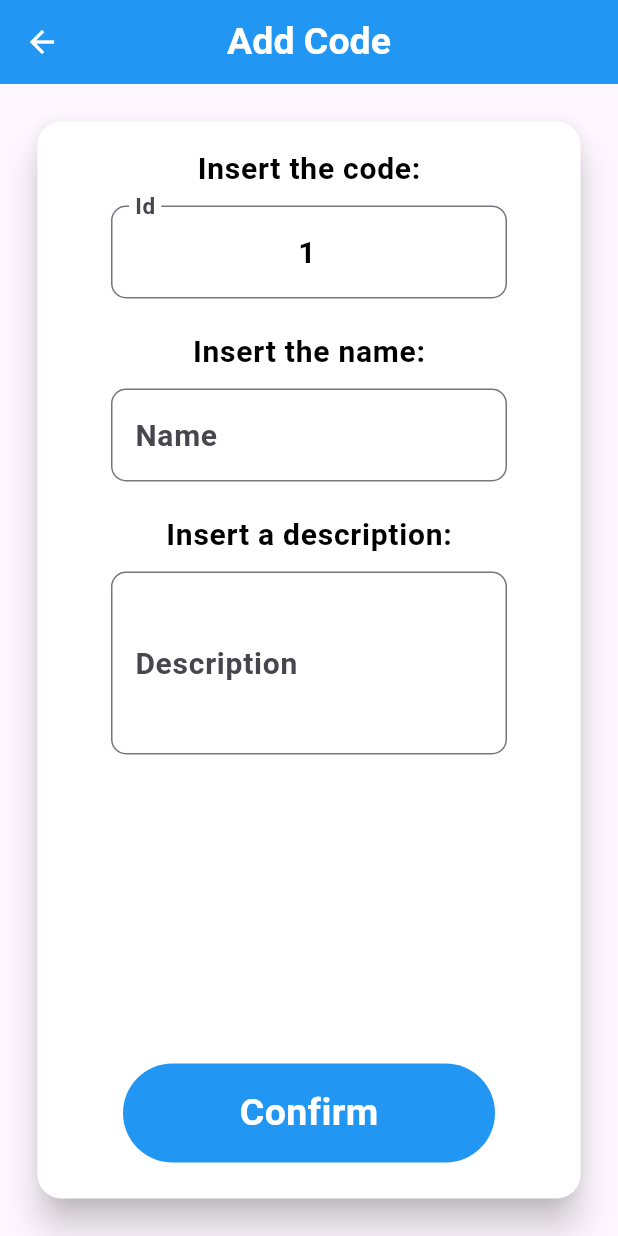
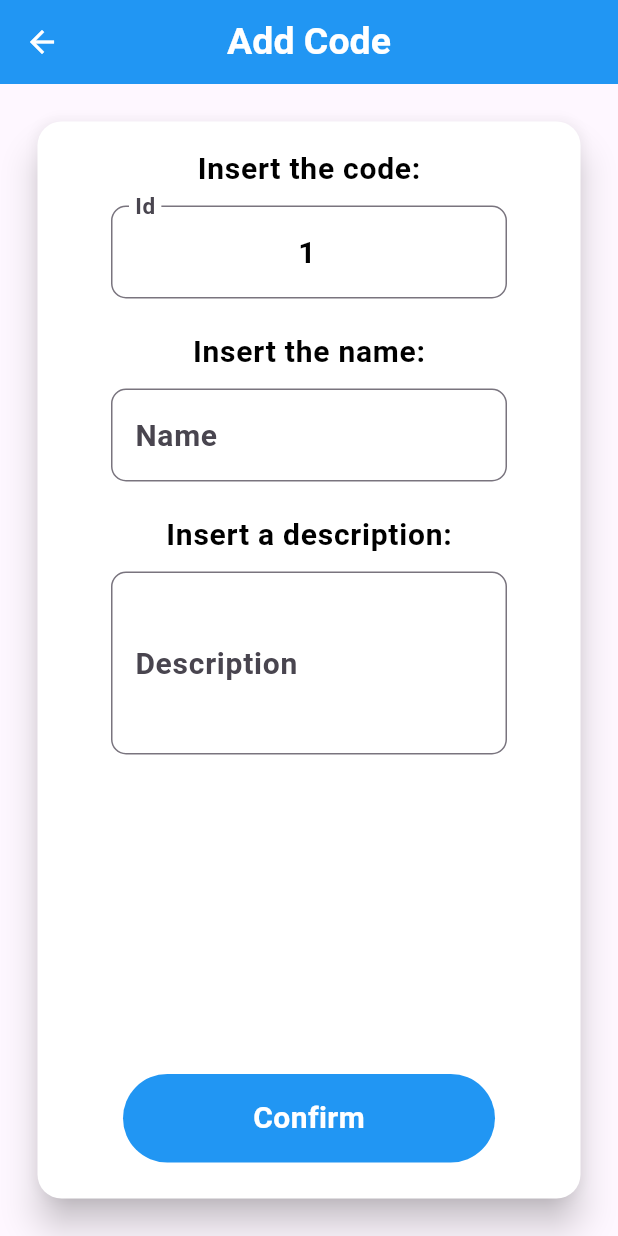
Before and after one commit to Mattia-Sacchi/CasaFruit-ScalesCodes, a Flutter app: the AddScreen screen opened directly, on a phone screen of 412 x 824 dp. Run offline on Flutter 3.47's test engine with Material 3 defaults, Android fonts, the phone set to English and light mode, and no system bars; our stand-ins replace file_picker, share_plus, sqflite; accounts and stored records are empty; network calls fail.

Commit message:
Bug fixes

```diff
--- a/lib/objects/utils.dart
+++ b/lib/objects/utils.dart
@@ -24,6 +24,7 @@ void failedAlert(BuildContext context,String text) {
 Widget buildSearchPage(BuildContext context, List<ScaleCode> scList)
 {
   return ListView.separated(
+    padding: const EdgeInsets.symmetric(vertical: 10, horizontal: 20),
     separatorBuilder: (context, index) {
       return const SizedBox(height: 20,);
     },
--- a/lib/screens/manage_screen.dart
+++ b/lib/screens/manage_screen.dart
@@ -4,7 +4,6 @@ import 'package:casa_fruit_scale_codes/screens/add_screen.dart';
 import 'package:casa_fruit_scale_codes/screens/edit_screen.dart';
 import 'package:casa_fruit_scale_codes/singletons/database.dart';
 import 'package:flutter/material.dart';
-
 import '../widgets/autocomplete_text_field.dart';
 import '../widgets/default_material_button.dart';
 
--- a/lib/widgets/default_material_button.dart
+++ b/lib/widgets/default_material_button.dart
@@ -42,7 +42,7 @@ class DefaultMaterialButton extends StatelessWidget {
                   text,
                   style: const TextStyle(
                       color: Colors.white,
-                      fontSize: 25,
+                      fontSize: 20,
                       fontWeight: FontWeight.bold),
                 ),
               ],
--- a/lib/widgets/search_delegate.dart
+++ b/lib/widgets/search_delegate.dart
@@ -41,7 +41,7 @@ class CodesSearchDelegate extends SearchDelegate {
   }
 
   @override
-  InputDecorationTheme get searchFieldDecorationTheme => InputDecorationTheme(
+  InputDecorationTheme get searchFieldDecorationTheme => const InputDecorationTheme(
     hintStyle: TextStyle(color: Colors.grey),
 
     border: InputBorder.none,
```
Also changed, not shown: lib/screens/search_screen.dart (+3 -6 lines).
